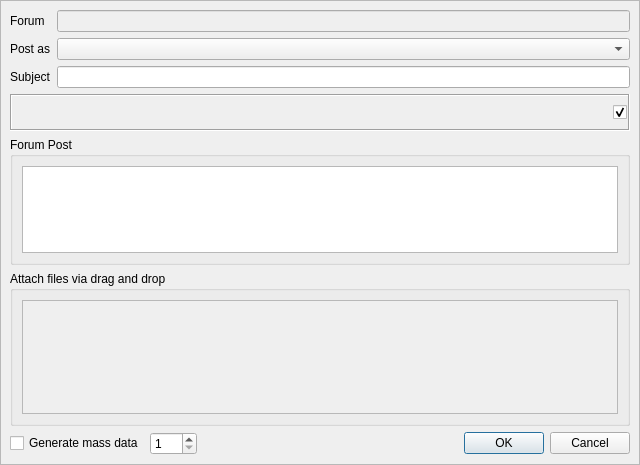
RetroShare/RetroShare, file retroshare-gui/src/gui/gxsforums/CreateGxsForumMsg.ui: the form before one commit.
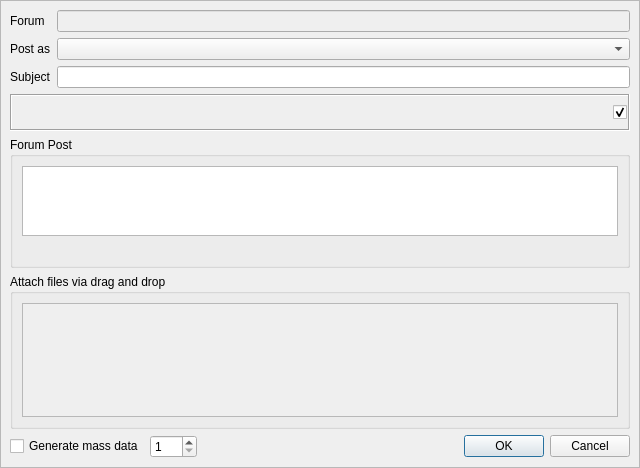
The form after the commit. Icons and pictures are not drawn. Custom widgets are drawn as their Qt base class.

Commit message: added atach picture button to forum post

What changed in the file:
```diff
--- a/retroshare-gui/src/gui/gxsforums/CreateGxsForumMsg.ui
+++ b/retroshare-gui/src/gui/gxsforums/CreateGxsForumMsg.ui
@@ -259,6 +259,13 @@
               </property>
              </widget>
             </item>
+            <item row="1" column="0">
+             <widget class="QLabel" name="infoLabel">
+              <property name="text">
+               <string/>
+              </property>
+             </widget>
+            </item>
            </layout>
           </widget>
          </item>
@@ -268,7 +275,7 @@
             <string>Attach files via drag and drop</string>
            </property>
            <layout class="QGridLayout" name="gridLayout_7">
-            <item row="0" column="0">
+            <item row="1" column="0">
              <widget class="HashBox" name="hashBox">
               <property name="sizePolicy">
                <sizepolicy hsizetype="Expanding" vsizetype="Minimum">
```
Left out of the diff: 24 changed lines with no effect on the pictures. The commit also changes 2 other files.
